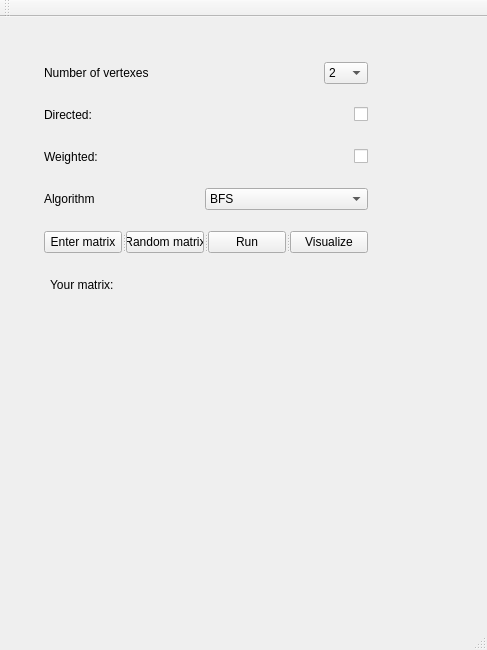
The window that LabWork2/Lab2/mainwindow.ui (JuliaNortman/LabWorksSem2) describes before a commit, drawn with Qt 5.
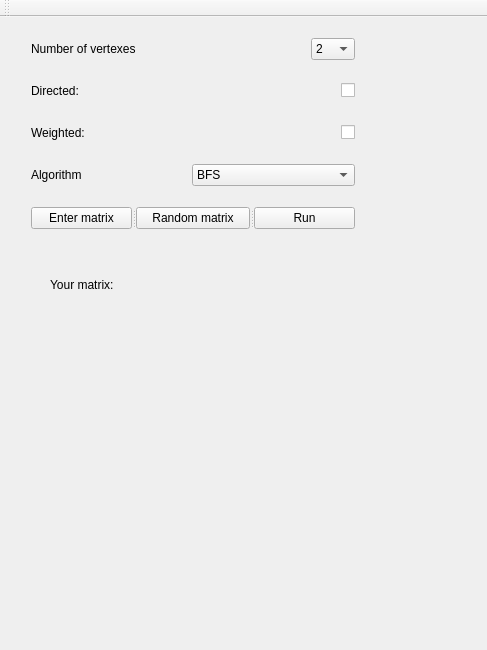
The same window after the commit.

Commit message: Add icons and remove visualize button

Diff of the .ui file:
```diff
--- a/LabWork2/Lab2/mainwindow.ui
+++ b/LabWork2/Lab2/mainwindow.ui
@@ -17,7 +17,7 @@
    <widget class="QWidget" name="gridLayoutWidget">
     <property name="geometry">
      <rect>
-      <x>40</x>
+      <x>20</x>
       <y>280</y>
       <width>231</width>
       <height>191</height>
@@ -45,8 +45,8 @@
    <widget class="QWidget" name="layoutWidget">
     <property name="geometry">
      <rect>
-      <x>33</x>
-      <y>34</y>
+      <x>20</x>
+      <y>10</y>
       <width>346</width>
       <height>213</height>
      </rect>
@@ -321,18 +321,31 @@
          <string>Run</string>
         </property>
        </widget>
-       <widget class="QPushButton" name="visualizePushButton">
-        <property name="cursor">
-         <cursorShape>PointingHandCursor</cursorShape>
-        </property>
-        <property name="text">
-         <string>Visualize</string>
-        </property>
-       </widget>
       </widget>
      </item>
     </layout>
    </widget>
+   <widget class="QLabel" name="loading">
+    <property name="geometry">
+     <rect>
+      <x>180</x>
+      <y>200</y>
+      <width>100</width>
+      <height>100</height>
+     </rect>
+    </property>
+    <property name="text">
+     <string/>
+    </property>
+   </widget>
+  </widget>
+  <widget class="QToolBar" name="mainToolBar">
+   <attribute name="toolBarArea">
+    <enum>TopToolBarArea</enum>
+   </attribute>
+   <attribute name="toolBarBreak">
+    <bool>false</bool>
+   </attribute>
   </widget>
   <widget class="QMenuBar" name="menuBar">
    <property name="geometry">
@@ -344,15 +357,6 @@
     </rect>
    </property>
   </widget>
-  <widget class="QToolBar" name="mainToolBar">
-   <attribute name="toolBarArea">
-    <enum>TopToolBarArea</enum>
-   </attribute>
-   <attribute name="toolBarBreak">
-    <bool>false</bool>
-   </attribute>
-  </widget>
-  <widget class="QStatusBar" name="statusBar"/>
  </widget>
  <layoutdefault spacing="6" margin="11"/>
  <resources/>
```
The commit also changes 447 other files.
